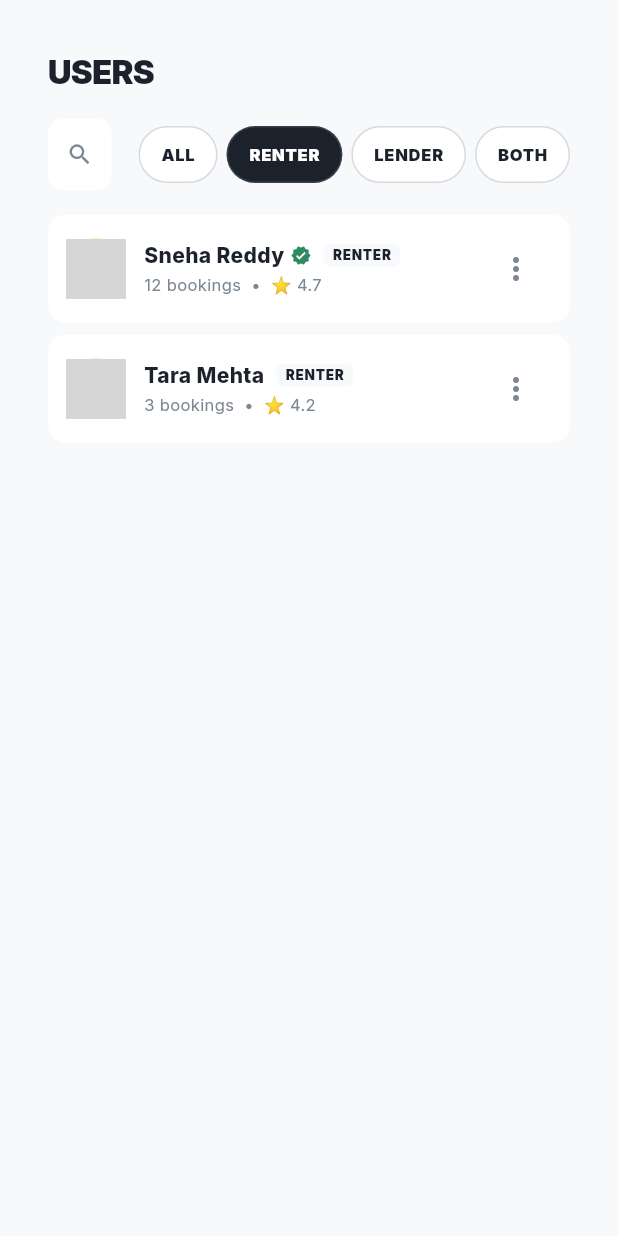
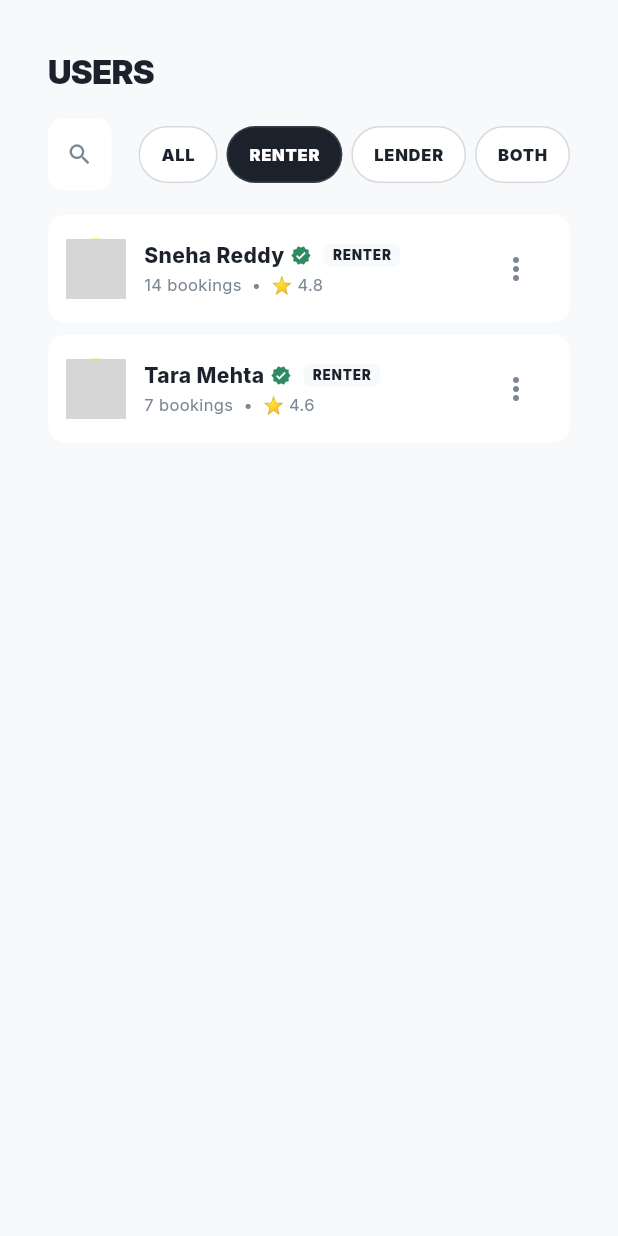
Before and after one commit to ompandey84/Dress-rent, a Flutter app: the UsersScreen widget shown alone on an empty page, opened directly, after a tap on "RENTER", on a phone screen of 412 x 824 dp. Run offline on Flutter 3.47's test engine with Material 3 defaults, Android fonts, the phone set to English and light mode, and no system bars; our stand-ins replace cached_network_image, fl_chart, fluentui_system_icons, flutter_dotenv, google_fonts, image_picker and 7 more; missing offline and left inert: cashfree_pg; accounts and stored records are empty; network calls fail; grey boxes are pictures that could not be loaded.

Commit message:
feat(admin_app): update users management screen

```diff
--- a/admin_app/lib/screens/users_screen.dart
+++ b/admin_app/lib/screens/users_screen.dart
@@ -1,7 +1,6 @@
 import 'package:flutter/material.dart';
 import 'package:google_fonts/google_fonts.dart';
 import 'package:cached_network_image/cached_network_image.dart';
-import 'package:fluentui_system_icons/fluentui_system_icons.dart';
 import '../theme.dart';
 
 class UsersScreen extends StatefulWidget {
@@ -15,12 +14,14 @@ class _UsersScreenState extends State<UsersScreen> {
   final _search = TextEditingController();
 
   final _mockUsers = [
-    {'name': 'Ananya Sharma', 'role': 'lender', 'verified': true, 'bookings': 23, 'rating': 4.8, 'avatar': 'https://i.pravatar.cc/150?img=1'},
-    {'name': 'Priya Kapoor', 'role': 'lender', 'verified': true, 'bookings': 41, 'rating': 4.9, 'avatar': 'https://i.pravatar.cc/150?img=5'},
-    {'name': 'Sneha Reddy', 'role': 'renter', 'verified': true, 'bookings': 12, 'rating': 4.7, 'avatar': 'https://i.pravatar.cc/150?img=10'},
-    {'name': 'Tara Mehta', 'role': 'renter', 'verified': false, 'bookings': 3, 'rating': 4.2, 'avatar': 'https://i.pravatar.cc/150?img=20'},
-    {'name': 'Aarav Patel', 'role': 'both', 'verified': true, 'bookings': 18, 'rating': 4.6, 'avatar': 'https://i.pravatar.cc/150?img=12'},
-    {'name': 'Kavya Iyer', 'role': 'lender', 'verified': false, 'bookings': 0, 'rating': 0.0, 'avatar': 'https://i.pravatar.cc/150?img=25'},
+    {'name': 'The Luxe Vault (Boutique)', 'role': 'lender', 'verified': true, 'bookings': 68, 'rating': 4.9, 'avatar': 'https://images.unsplash.com/photo-1573496359142-b8d87734a5a2?q=80&w=150'},
+    {'name': 'Aisha Sharma', 'role': 'both', 'verified': true, 'bookings': 18, 'rating': 4.9, 'avatar': 'https://images.unsplash.com/photo-1534528741775-53994a69daeb?q=80&w=150'},
+    {'name': 'Virasat Weaves (Jaipur)', 'role': 'lender', 'verified': true, 'bookings': 42, 'rating': 4.8, 'avatar': 'https://images.unsplash.com/photo-1544005313-94ddf0286df2?q=80&w=150'},
+    {'name': 'Priya Kapoor', 'role': 'lender', 'verified': true, 'bookings': 31, 'rating': 4.9, 'avatar': 'https://images.unsplash.com/photo-1580489944761-15a19d654956?q=80&w=150'},
+    {'name': 'Sneha Reddy', 'role': 'renter', 'verified': true, 'bookings': 14, 'rating': 4.8, 'avatar': 'https://images.unsplash.com/photo-1517841905240-472988babdf9?q=80&w=150'},
+    {'name': 'Heritage Loom Studio', 'role': 'lender', 'verified': true, 'bookings': 27, 'rating': 5.0, 'avatar': 'https://images.unsplash.com/photo-1507003211169-0a1dd7228f2d?q=80&w=150'},
+    {'name': 'Tara Mehta', 'role': 'renter', 'verified': true, 'bookings': 7, 'rating': 4.6, 'avatar': 'https://images.unsplash.com/photo-1494790108377-be9c29b29330?q=80&w=150'},
+    {'name': 'Chic Runway Studio', 'role': 'lender', 'verified': true, 'bookings': 54, 'rating': 4.8, 'avatar': 'https://images.unsplash.com/photo-1539571696357-5a69c17a67c6?q=80&w=150'},
   ];
 
   @override
```
